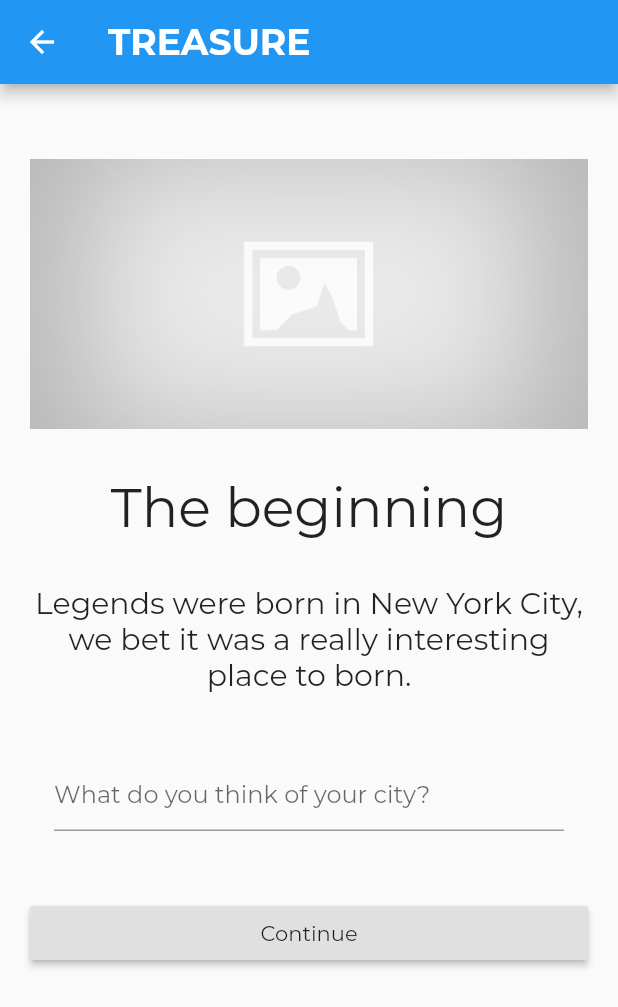
After one commit to gluix20/legacy, a Flutter app: the CityScreen screen opened directly, on a phone screen of 412 x 824 dp. The commit adds this screen. Shown: the top 1007 px of the screen. Run offline on Flutter 3.47's test engine with Material 2 defaults, Android fonts, the phone set to English and light mode, and no system bars; missing offline and left inert: validate; project files that could hold a hidden picture were left out.

Commit message:
First Wireframe Complete!
Now I’m gonna get into the details.

```diff
--- a/lib/begin.dart
+++ b/lib/begin.dart
@@ -1,8 +1,9 @@
 import 'package:flutter/material.dart';
 
 import 'registry.dart';
+import 'city.dart';
 
-class SecondScreen extends StatelessWidget {
+class BeginScreen extends StatelessWidget {
 
   @override
   Widget build(BuildContext context) {
@@ -122,11 +123,9 @@ class SecondScreen extends StatelessWidget {
 
               new RaisedButton(
                 onPressed: () {
-                  //Navigator.pop(context);
                   Navigator.push(
                     context,
-                    new MaterialPageRoute(
-                        builder: (context) => new MyHomePage(title: 'New contact')),
+                    new MaterialPageRoute(builder: (context) => new CityScreen()),
                   );
                 },
                 child: new Text('Continue'),
--- /dev/null
+++ b/lib/city.dart
@@ -0,0 +1,102 @@
+import 'package:flutter/material.dart';
+
+import 'registry.dart';
+import 'story.dart';
+
+class CityScreen extends StatelessWidget {
+
+  @override
+  Widget build(BuildContext context) {
+    return new Scaffold(
+      appBar: new AppBar(
+        title: new Text("TREASURE", style: new TextStyle(
+            fontSize: 24.0,
+            fontStyle: FontStyle.normal,
+            fontWeight: FontWeight.bold)
+        ),
+      ),
+      body: new Container(
+        padding: new EdgeInsets.all(20.0),
+        child: new ListView(
+            children: <Widget>[
+
+              new Container(
+                //width: screenSize.width,
+                child:
+                new Image.asset(
+                  'images/no-image.jpg',
+                  width: 600.0,
+                  height: 180.0,
+                  fit: BoxFit.cover,
+                ),
+                margin: new EdgeInsets.only(top: 30.0, bottom: 30.0),
+              ),
+
+              new Container(
+                //width: screenSize.width,
+                child: new Text(
+                  'The beginning',
+                  textAlign: TextAlign.center,
+                  style: new TextStyle(
+                    fontSize: 36.0,
+                    //fontFamily: 'Montserrat',
+                    //fontWeight: FontWeight.w700
+                  ),
+                ),
+                margin: new EdgeInsets.only(top: 0.0, bottom: 30.0),
+              ),
+
+              new Container(
+                //width: screenSize.width,
+                child: new Text(
+                  'Legends were born in New York City, we bet it was a really interesting place to born.',
+                  textAlign: TextAlign.center,
+                  style: new TextStyle(
+                    fontSize: 20.0,
+                    //fontFamily: 'Montserrat',
+                    //fontWeight: FontWeight.w700
+                  ),
+                ),
+                margin: new EdgeInsets.only(top: 0.0, bottom: 40.0),
+              ),
+
+
+
+              new Container(
+                child: new ListTile(
+                  //leading: const Icon(Icons.person), //The icon prior the field.
+                  title: new TextField(
+                    decoration: new InputDecoration(
+                      hintText: "What do you think of your city?", //It appears on textfield as help.
+                    ),
+
+                  ),
+                  onTap: () {
+                    //Navigator.pop(context);
+                    Navigator.push(
+                      context,
+                      new MaterialPageRoute(
+                          builder: (context) => new MyHomePage(title: 'New contact')),
+                    );
+                  },
+
+                ),
+                margin: new EdgeInsets.only(top: 0.0, bottom: 40.0),
+
+              ),
+
+              new RaisedButton(
+                onPressed: () {
+                  Navigator.push(
+                    context,
+                    new MaterialPageRoute(builder: (context) => new StoryScreen()),
+                  );
+                },
+                child: new Text('Continue'),
+              ),
+            ]),
+
+      ),
+    );
+  }
+}
--- /dev/null
+++ b/lib/story.dart
@@ -0,0 +1,69 @@
+import 'package:flutter/material.dart';
+
+import 'registry.dart';
+
+class StoryScreen extends StatelessWidget {
+
+  @override
+  Widget build(BuildContext context) {
+    return new Scaffold(
+      appBar: new AppBar(
+        title: new Text("Create Story", style: new TextStyle(
+            fontSize: 20.0,
+            fontStyle: FontStyle.normal,
+            fontWeight: FontWeight.bold)
+        ),
+      ),
+      body: new Container(
+        padding: new EdgeInsets.all(20.0),
+        child: new ListView(
+            children: <Widget>[
+              new Container(
+                //width: screenSize.width,
+                child: new Text(
+                  'Nate',
+                  textAlign: TextAlign.left,
+                  style: new TextStyle(
+                    fontSize: 20.0,
+                    //fontFamily: 'Montserrat',
+                    //fontWeight: FontWeight.w700
+                  ),
+                ),
+                margin: new EdgeInsets.only(top: 0.0, bottom: 0.0),
+              ),
+
+              new Container(
+                child: new ListTile(
+                  //leading: const Icon(Icons.person), //The icon prior the field.
+                  title: new TextField(
+                    decoration: new InputDecoration(
+                      border: InputBorder.none,
+                      hintText: "What do you think of your city?", //It appears on textfield as help.
+                    ),
+                    style: new TextStyle(
+                      fontSize: 20.0,
+                      //fontFamily: 'Montserrat',
+                      //fontWeight: FontWeight.w700
+                    ),
+                  ),
+                ),
+                margin: new EdgeInsets.only(top: 0.0, bottom: 40.0),
+              ),
+
+              new RaisedButton(
+                onPressed: () {
+                  //Navigator.pop(context);
+                  Navigator.push(
+                    context,
+                    new MaterialPageRoute(
+                        builder: (context) => new MyHomePage(title: 'New contact')),
+                  );
+                },
+                child: new Text('Continue'),
+              ),
+            ]),
+
+      ),
+    );
+  }
+}
--- a/lib/welcome.dart
+++ b/lib/welcome.dart
@@ -27,12 +27,17 @@ class WelcomeScreen extends StatelessWidget {
                 ),
                 margin: new EdgeInsets.only(top: 40.0, bottom: 40.0),
               ),
+      new Container(
+        //width: screenSize.width,
+          child:
               new Image.asset(
                 'images/no-image.jpg',
                 width: 600.0,
                 height: 180.0,
                 fit: BoxFit.cover,
               ),
+        margin: new EdgeInsets.only(top: 0.0, bottom: 0.0),
+      ),
               new Container(
                 //width: screenSize.width,
                 child: new Text(
@@ -79,7 +84,7 @@ class WelcomeScreen extends StatelessWidget {
                 onPressed: () {
                   Navigator.push(
                     context,
-                    new MaterialPageRoute(builder: (context) => new SecondScreen()),
+                    new MaterialPageRoute(builder: (context) => new BeginScreen()),
                   );
                 },
               ),
```
